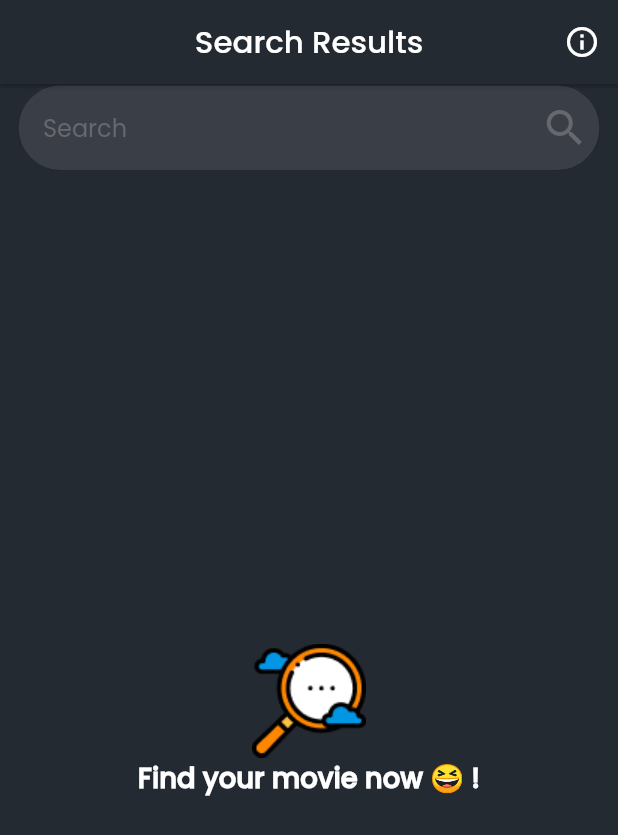
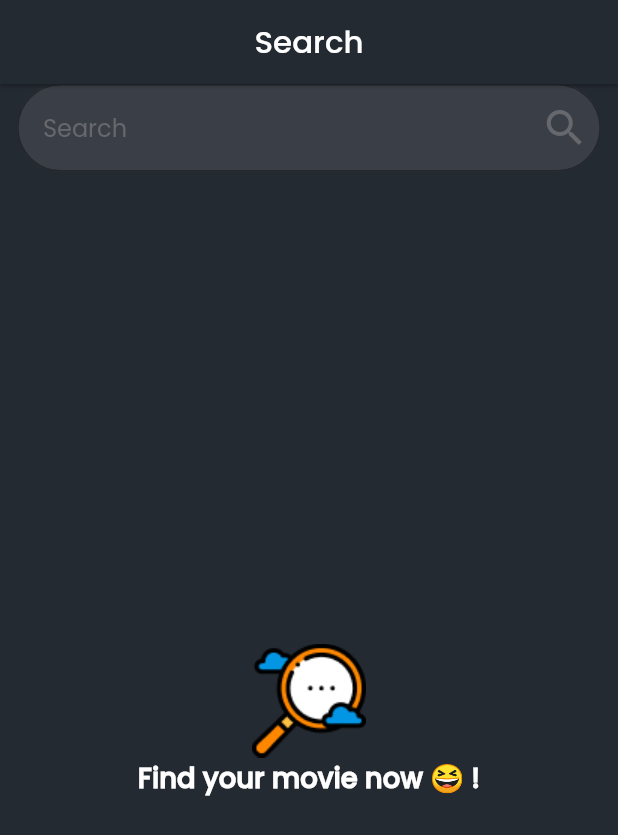
Before and after one commit to codeyzx/fugi_movie_app_team2, a Flutter app: the SearchPage screen opened by its route, on a phone screen of 412 x 824 dp. Shown: the top 835 px of the screen. Run offline on Flutter 3.47's test engine with Material 2 defaults, Android fonts, the phone set to English and light mode, and no system bars; our stand-ins replace dio, flutter_dotenv, flutter_hooks, flutter_riverpod, flutter_screenutil, font_awesome_flutter and 7 more; network calls fail; statements that could not run were skipped.

Commit message:
appbar changes

```diff
--- a/lib/src/features/search/presentation/search_page.dart
+++ b/lib/src/features/search/presentation/search_page.dart
@@ -51,10 +51,7 @@ class SearchPage extends HookConsumerWidget {
       top: false,
       child: Scaffold(
         appBar: AppBar(
-          title: const Text('Search Results'),
-          actions: [
-            IconButton(onPressed: () {}, icon: const Icon(Icons.info_outline)),
-          ],
+          title: const Text('Search'),
         ),
         body: Padding(
           padding: EdgeInsets.symmetric(horizontal: 10.0.sp),
```
